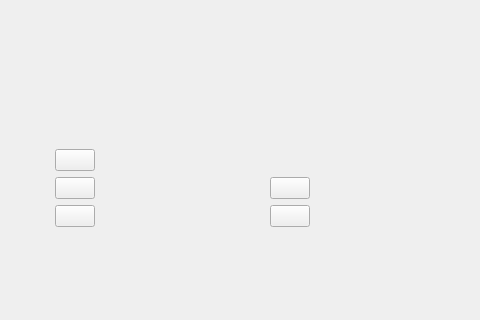
RemotelyChaotic/JOIPEngine, file src/Editor/EditorActionBar.ui: the form before one commit; both pictures show x 114 to 594 and y 445 to 765 of the 594 by 1268 pixel window.
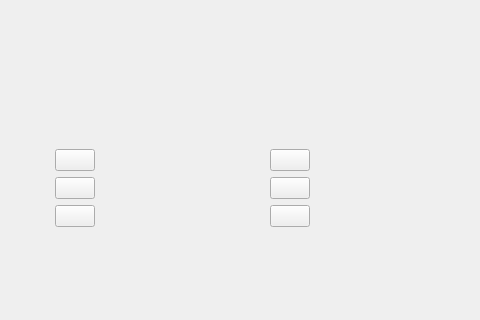
The form after the commit. Custom widgets are drawn as their Qt base class.

Commit message: Updated sequence Editor UI and added ability to modify sequence layer

```diff
--- a/src/Editor/EditorActionBar.ui
+++ b/src/Editor/EditorActionBar.ui
@@ -1178,6 +1178,22 @@
         </property>
        </widget>
       </item>
+      <item row="0" column="1">
+       <widget class="CShortcutButton" name="SequenceProperties">
+        <property name="sizePolicy">
+         <sizepolicy hsizetype="Fixed" vsizetype="Fixed">
+          <horstretch>0</horstretch>
+          <verstretch>0</verstretch>
+         </sizepolicy>
+        </property>
+        <property name="toolTip">
+         <string>Edit sequence properties</string>
+        </property>
+        <property name="text">
+         <string/>
+        </property>
+       </widget>
+      </item>
      </layout>
     </widget>
    </item>
```
The commit also changes 27 other files.
